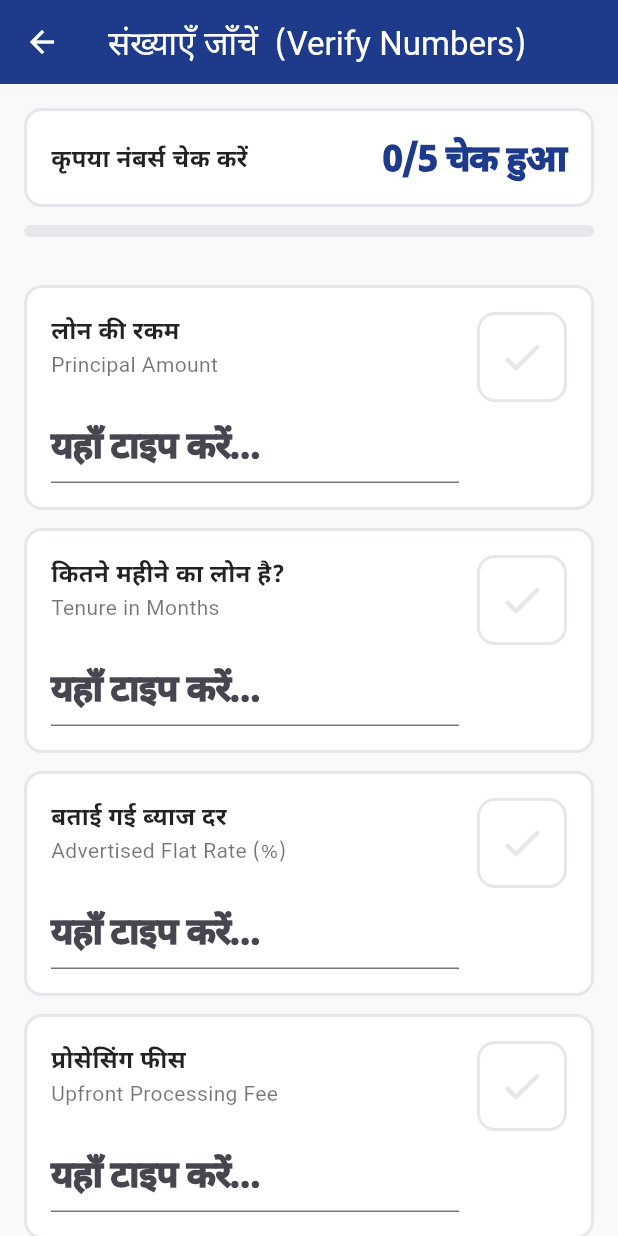
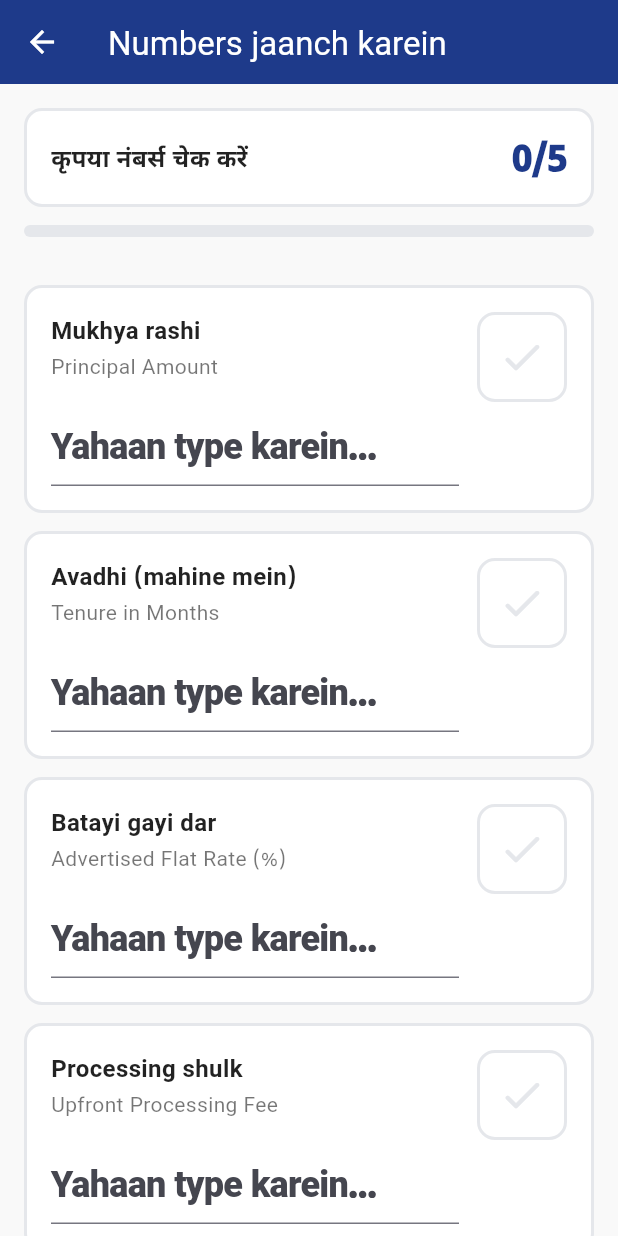
Before and after one commit to vishwasbhattgaonkar1512-cmd/CostReveal-SACH-Engine, a Flutter app: the ValidationScreen screen opened directly, on a phone screen of 412 x 824 dp. Run offline on Flutter 3.47's test engine with Material 3 defaults, Android fonts, the phone set to English and light mode, and no system bars; our stand-ins replace camera, fl_chart, google_fonts, pdf, share_plus, speech_to_text and 1 more.

Commit message:
fix(UI): UI text rewrite to correct simple Hindi and fix encoding corruption

```diff
--- a/lib/main.dart
+++ b/lib/main.dart
@@ -26,7 +26,7 @@ class MyApp extends StatelessWidget {
   @override
   Widget build(BuildContext context) {
     return MaterialApp(
-      title: 'LoanKaSach',
+      title: 'CoastReveal',
       theme: ThemeData(
         scaffoldBackgroundColor: const Color(0xFFF9F9F9), // True White/Off-white for Mumbai Sunlight
         primaryColor: const Color(0xFF1E3A8A), // Government Navy
--- a/lib/ui/validation_screen.dart
+++ b/lib/ui/validation_screen.dart
@@ -37,13 +37,23 @@ class _ValidationScreenState extends State<ValidationScreen> {
   void initState() {
     super.initState();
     WidgetsBinding.instance.addPostFrameCallback((_) {
-      final appState = Provider.of<AppProvider>(context, listen: false);
-      if (appState.candidateTerms != null) {
-        _principalCtrl.text = appState.candidateTerms!.principal_amount?.toString() ?? '';
-        _monthsCtrl.text    = appState.candidateTerms!.tenure_months?.toString() ?? '';
-        _flatRateCtrl.text  = appState.candidateTerms!.advertised_flat_rate?.toString() ?? '';
-        _procFeeCtrl.text   = appState.candidateTerms!.upfront_processing_fee?.toString() ?? '';
-        _insuranceCtrl.text = appState.candidateTerms!.monthly_insurance_premium?.toString() ?? '';
+      final candidate = Provider.of<AppProvider>(context, listen: false).candidateTerms;
+      if (candidate != null) {
+        if (candidate.principal_amount != null) {
+          _principalCtrl.text = candidate.principal_amount!.toString().replaceAll(RegExp(r'\.0$'), '');
+        }
+        if (candidate.tenure_months != null) {
+          _monthsCtrl.text = candidate.tenure_months!.toString();
+        }
+        if (candidate.advertised_flat_rate != null) {
+          _flatRateCtrl.text = candidate.advertised_flat_rate!.toString().replaceAll(RegExp(r'\.0$'), '');
+        }
+        if (candidate.upfront_processing_fee != null) {
+          _procFeeCtrl.text = candidate.upfront_processing_fee!.toString().replaceAll(RegExp(r'\.0$'), '');
+        }
+        if (candidate.monthly_insurance_premium != null) {
+          _insuranceCtrl.text = candidate.monthly_insurance_premium!.toString().replaceAll(RegExp(r'\.0$'), '');
+        }
       }
     });
   }
@@ -54,7 +64,7 @@ class _ValidationScreenState extends State<ValidationScreen> {
 
     return Scaffold(
       backgroundColor: AppTheme.bg,
-      appBar: AppBar(title: const Text('संख्याएँ जाँचें  (Verify Numbers)')),
+      appBar: AppBar(title: const Text('Numbers jaanch karein')),
       body: ListView(
         padding: const EdgeInsets.all(AppTheme.cardPadding),
         children: [
@@ -66,15 +76,15 @@ class _ValidationScreenState extends State<ValidationScreen> {
               mainAxisAlignment: MainAxisAlignment.spaceBetween,
               children: [
                 Text(
-                  _allConfirmed ? 'सब चेक हो गया ✓' : 'कृपया नंबर्स चेक करें',
+                  'कृपया नंबर्स चेक करें',
                   style: TextStyle(
                     fontSize: AppTheme.bodyMin,
-                    fontWeight: FontWeight.w700,
-                    color: _allConfirmed ? AppTheme.green : AppTheme.textPrimary,
+                    fontWeight: FontWeight.w600,
+                    color: AppTheme.textPrimary,
                   ),
                 ),
                 Text(
-                  '$_confirmedCount/$_totalFields चेक हुआ',
+                  '$_confirmedCount/$_totalFields',
                   style: TextStyle(
                     fontSize: AppTheme.subheadline,
                     fontWeight: AppTheme.numberWeight,
@@ -87,6 +97,7 @@ class _ValidationScreenState extends State<ValidationScreen> {
           ),
           const SizedBox(height: 12),
 
+          // Linear progress bar
           ClipRRect(
             borderRadius: BorderRadius.circular(4),
             child: LinearProgressIndicator(
@@ -97,47 +108,46 @@ class _ValidationScreenState extends State<ValidationScreen> {
             ),
           ),
 
-          const SizedBox(height: 32),
+          const SizedBox(height: 32), // Expanded whitespace separating header from cards
 
           _buildCard(
-            label:    'लोन की रकम',
-            sublabel: 'Principal Amount',
-            controller: _principalCtrl,
-            fieldKey: 'principal',
-            onChanged: (v) => appState.updateCandidateTerms((appState.candidateTerms ?? CandidateLoanTerms()).copyWith(principal_amount: double.tryParse(v))),
+            label:       'Mukhya rashi',
+            sublabel:    'Principal Amount',
+            controller:  _principalCtrl,
+            fieldKey:    'principal',
+            onChanged:   (v) => appState.updateCandidateTerms((appState.candidateTerms ?? CandidateLoanTerms()).copyWith(principal_amount: double.tryParse(v))),
           ),
           _buildCard(
-            label:    'कितने महीने का लोन है?',
-            sublabel: 'Tenure in Months',
-            controller: _monthsCtrl,
-            fieldKey: 'months',
-            onChanged: (v) => appState.updateCandidateTerms((appState.candidateTerms ?? CandidateLoanTerms()).copyWith(tenure_months: int.tryParse(v))),
+            label:       'Avadhi (mahine mein)',
+            sublabel:    'Tenure in Months',
+            controller:  _monthsCtrl,
+            fieldKey:    'months',
+            onChanged:   (v) => appState.updateCandidateTerms((appState.candidateTerms ?? CandidateLoanTerms()).copyWith(tenure_months: int.tryParse(v))),
           ),
           _buildCard(
-            label:    'बताई गई ब्याज दर',
-            sublabel: 'Advertised Flat Rate (%)',
-            controller: _flatRateCtrl,
-            fieldKey: 'rate',
-            onChanged: (v) => appState.updateCandidateTerms((appState.candidateTerms ?? CandidateLoanTerms()).copyWith(advertised_flat_rate: double.tryParse(v))),
+            label:       'Batayi gayi dar',
+            sublabel:    'Advertised Flat Rate (%)',
+            controller:  _flatRateCtrl,
+            fieldKey:    'rate',
+            onChanged:   (v) => appState.updateCandidateTerms((appState.candidateTerms ?? CandidateLoanTerms()).copyWith(advertised_flat_rate: double.tryParse(v))),
           ),
           _buildCard(
-            label:    'प्रोसेसिंग फीस',
-            sublabel: 'Upfront Processing Fee',
-            controller: _procFeeCtrl,
-            fieldKey: 'fee',
-            onChanged: (v) => appState.updateCandidateTerms((appState.candidateTerms ?? CandidateLoanTerms()).copyWith(upfront_processing_fee: double.tryParse(v))),
+            label:       'Processing shulk',
+            sublabel:    'Upfront Processing Fee',
+            controller:  _procFeeCtrl,
+            fieldKey:    'fee',
+            onChanged:   (v) => appState.updateCandidateTerms((appState.candidateTerms ?? CandidateLoanTerms()).copyWith(upfront_processing_fee: double.tryParse(v))),
           ),
           _buildCard(
-            label:    'हर महीने का बीमा (इंश्योरेंस)',
-            sublabel: 'Monthly Insurance Premium',
-            controller: _insuranceCtrl,
-            fieldKey: 'insurance',
-            onChanged: (v) => appState.updateCandidateTerms((appState.candidateTerms ?? CandidateLoanTerms()).copyWith(monthly_insurance_premium: double.tryParse(v))),
+            label:       'Maasik bima',
+            sublabel:    'Monthly Insurance Premium',
+            controller:  _insuranceCtrl,
+            fieldKey:    'insurance',
+            onChanged:   (v) => appState.updateCandidateTerms((appState.candidateTerms ?? CandidateLoanTerms()).copyWith(monthly_insurance_premium: double.tryParse(v))),
           ),
 
           const SizedBox(height: 32),
 
-          // Task 4: Big high-contrast CTA
           ElevatedButton(
             onPressed: _allConfirmed
                 ? () {
@@ -149,15 +159,10 @@ class _ValidationScreenState extends State<ValidationScreen> {
                   }
                 : null,
             style: ElevatedButton.styleFrom(
-              backgroundColor: _allConfirmed ? AppTheme.red : AppTheme.border,
+              backgroundColor: _allConfirmed ? AppTheme.green : AppTheme.border,
               foregroundColor: AppTheme.white,
-              minimumSize: const Size(double.infinity, 64),
             ),
-            child: const Text(
-              'लोन का असली सच जानें\nRECONSTRUCT TRUE COST',
-              textAlign: TextAlign.center,
-              style: TextStyle(fontSize: 16, fontWeight: FontWeight.w900, height: 1.4),
-            ),
+            child: const Text('Asli Sach Dekhein  (See Real Truth)'),
           ),
         ],
       ),
@@ -188,18 +193,22 @@ class _ValidationScreenState extends State<ValidationScreen> {
                 child: Column(
                   crossAxisAlignment: CrossAxisAlignment.start,
                   children: [
-                    Text(label,
+                    Text(
+                      label,
                       style: TextStyle(
                         fontSize: AppTheme.bodyMin,
                         fontWeight: FontWeight.w700,
                         color: AppTheme.textPrimary,
-                        )),
-                    const SizedBox(height: 2),
-                    Text(sublabel,
+                      ),
+                    ),
+                    const SizedBox(height: 2), // Tighten gap for Gestalt grouping
+                    Text(
+                      sublabel,
                       style: TextStyle(
                         fontSize: AppTheme.labelSize,
                         color: AppTheme.textSecondary,
-                        )),
+                      ),
+                    ),
                     const SizedBox(height: 16),
                     TextField(
                       controller: controller,
@@ -209,11 +218,11 @@ class _ValidationScreenState extends State<ValidationScreen> {
                         fontSize: AppTheme.subheadline,
                         fontWeight: AppTheme.numberWeight,
                         color: AppTheme.textPrimary,
-                        letterSpacing: -0.5,
+                        letterSpacing: -0.5, // Premium sleek numbers
                       ),
                       decoration: InputDecoration(
                         fillColor: confirmed ? const Color(0xFFF3F4F6) : AppTheme.white,
-                        hintText: confirmed ? '✓ सत्यापित' : 'यहाँ टाइप करें…',
+                        hintText: confirmed ? 'Confirmed' : 'Yahaan type karein...',
                       ),
                       onChanged: onChanged,
                     ),
@@ -221,6 +230,7 @@ class _ValidationScreenState extends State<ValidationScreen> {
                 ),
               ),
               const SizedBox(width: 12),
+              // Tactile bouncing confirm target
               BouncingTouch(
                 onTap: () {
                   HapticFeedback.lightImpact();
```
Also changed, not shown: lib/ui/fallback_screen.dart (+5 -6 lines), lib/ui/input_screen.dart (+16 -16 lines), lib/ui/rbi_draft_screen.dart (+12 -14 lines), lib/ui/true_cost_screen.dart (+44 -51 lines). Lines whose indentation alone changed are shown as unchanged.
